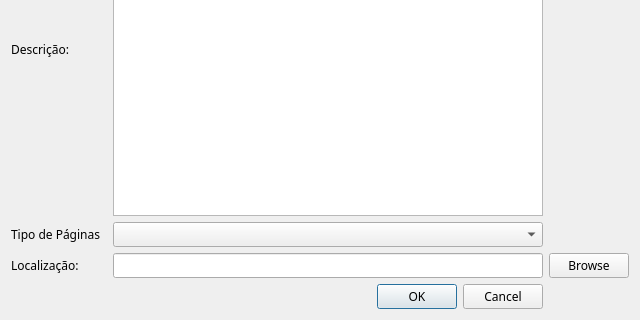
First picture: the form in addalbumdialog.ui, repository LACF-MIEEC/ES-PicViewer, before the edit; both pictures show x 0 to 640 and y 160 to 480 of the 640 by 480 pixel window.
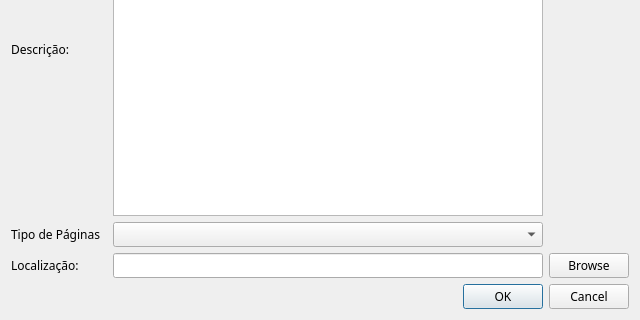
Second picture: the form after the edit.

```diff
--- a/addalbumdialog.ui
+++ b/addalbumdialog.ui
@@ -76,13 +76,6 @@
        </item>
       </widget>
      </item>
-     <item row="5" column="1">
-      <widget class="QDialogButtonBox" name="Result">
-       <property name="standardButtons">
-        <set>QDialogButtonBox::Cancel|QDialogButtonBox::Ok</set>
-       </property>
-      </widget>
-     </item>
      <item row="4" column="2">
       <widget class="QPushButton" name="BrowseButton">
        <property name="text">
@@ -119,6 +112,13 @@
      </item>
     </layout>
    </item>
+   <item row="1" column="0">
+    <widget class="QDialogButtonBox" name="Result">
+     <property name="standardButtons">
+      <set>QDialogButtonBox::Cancel|QDialogButtonBox::Ok</set>
+     </property>
+    </widget>
+   </item>
   </layout>
  </widget>
  <resources/>
```
